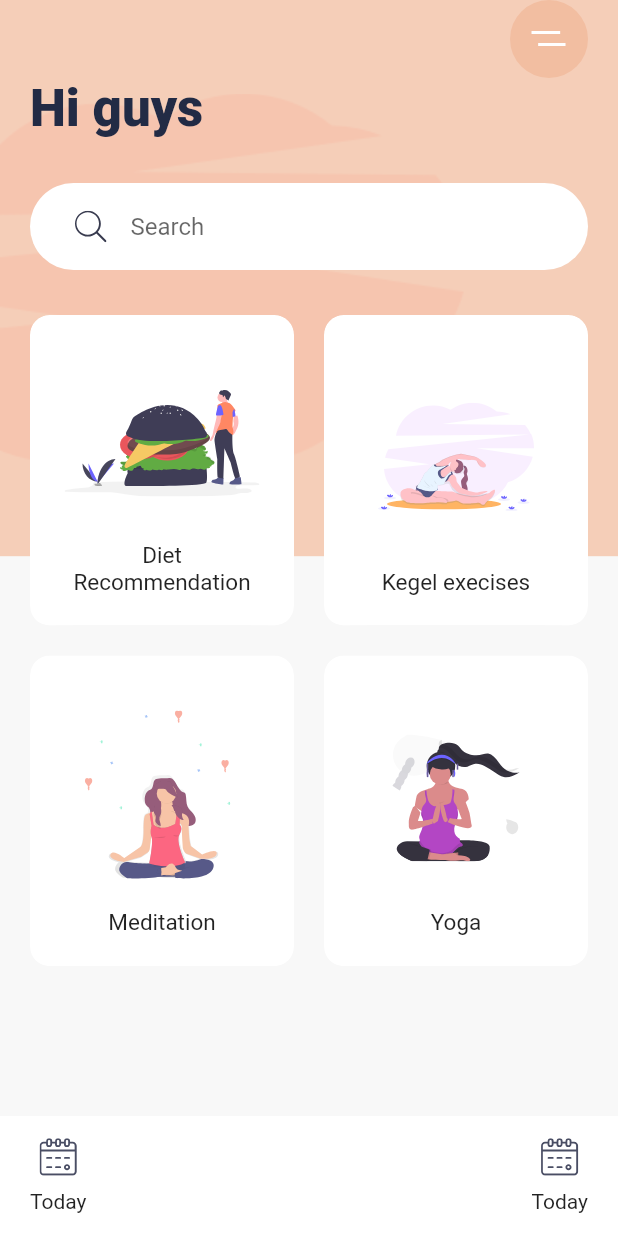
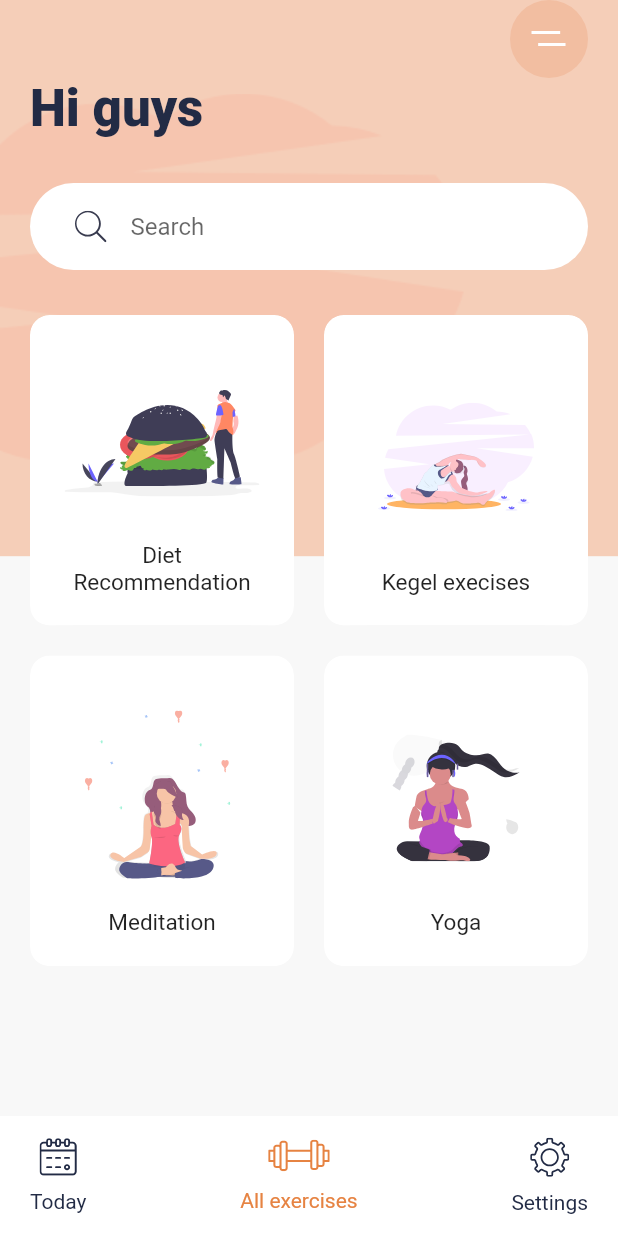
Before and after one commit to hoursing/workout-exercises-app, a Flutter app: the screen it shows after launch, on a phone screen of 412 x 824 dp. Run offline on Flutter 3.47's test engine with Material 2 defaults, Android fonts, the light colour scheme and no system bars; our stand-ins replace flutter_svg.

Commit message:
Add bottom nav bar

```diff
--- a/lib/main.dart
+++ b/lib/main.dart
@@ -1,7 +1,8 @@
 import 'package:flutter/material.dart';
 import 'package:flutter_svg/svg.dart';
 import 'package:workout_daily/const.dart';
-import 'package:workout_daily/widgets/categorycard.dart';
+import 'package:workout_daily/widgets/button_nav_bar.dart';
+import 'package:workout_daily/widgets/category_card.dart';
 
 void main() {
   runApp(const MyApp());
@@ -33,15 +34,7 @@ class HomeScreen extends StatelessWidget {
     var size = MediaQuery.of(context).size;
 
     return Scaffold(
-      bottomNavigationBar: Container(
-          padding: const EdgeInsets.symmetric(horizontal: 20, vertical: 10),
-          height: 80,
-          color: Colors.white,
-          child: Row(
-            mainAxisAlignment: MainAxisAlignment.spaceBetween,
-            children: const <Widget>[
-              BottomnNavItem(),
-              BottomnNavItem()])),
+      bottomNavigationBar: BottomNavBar(),
       body: Stack(
         children: <Widget>[
           Container(
@@ -99,22 +92,22 @@ class HomeScreen extends StatelessWidget {
                         crossAxisSpacing: 20,
                         mainAxisSpacing: 20,
                         children: <Widget>[
-                          ProductCatgory(
+                          CategoryCard(
                             title: "Diet Recommendation",
                             svgSrc: "assets/icons/Hamburger.svg",
                             press: () {},
                           ),
-                          ProductCatgory(
+                          CategoryCard(
                             title: "Kegel execises",
                             svgSrc: "assets/icons/Excrecises.svg",
                             press: () {},
                           ),
-                          ProductCatgory(
+                          CategoryCard(
                             title: "Meditation",
                             svgSrc: "assets/icons/Meditation.svg",
                             press: () {},
                           ),
-                          ProductCatgory(
+                          CategoryCard(
                             title: "Yoga",
                             svgSrc: "assets/icons/yoga.svg",
                             press: () {},
@@ -131,21 +124,23 @@ class HomeScreen extends StatelessWidget {
   }
 }
 
-class BottomnNavItem extends StatelessWidget {
-  const BottomnNavItem({
+class BottomNavBar extends StatelessWidget {
+  const BottomNavBar({
     Key? key,
   }) : super(key: key);
 
   @override
   Widget build(BuildContext context) {
-    return GestureDetector(
-      onTap: () {},
-      child: Column(
-          mainAxisAlignment: MainAxisAlignment.spaceAround,
-          children: <Widget>[
-            SvgPicture.asset("assets/icons/calendar.svg"),
-            Text("Today")
-          ]),
-    );
+    return Container(
+        padding: const EdgeInsets.symmetric(horizontal: 20, vertical: 10),
+        height: 80,
+        color: Colors.white,
+        child: Row(
+          mainAxisAlignment: MainAxisAlignment.spaceBetween,
+          children: const <Widget>[
+            BottomNavItem(title: "Today", svgSrc: "assets/icons/calendar.svg", isActive: false),
+            BottomNavItem(title: "All exercises", svgSrc: "assets/icons/gym.svg", isActive: true),
+            BottomNavItem(title: "Settings", svgSrc: "assets/icons/Settings.svg", isActive: false)
+            ]));
   }
 }
--- /dev/null
+++ b/lib/widgets/button_nav_bar.dart
@@ -0,0 +1,65 @@
+import 'package:flutter/material.dart';
+import 'package:flutter_svg/svg.dart';
+import 'package:workout_daily/const.dart';
+
+class BottomNavBar extends StatelessWidget {
+  const BottomNavBar({
+    Key? key,
+  }) : super(key: key);
+
+  @override
+  Widget build(BuildContext context) {
+    return Container(
+        padding: const EdgeInsets.symmetric(horizontal: 20, vertical: 10),
+        height: 80,
+        color: Colors.white,
+        child: Row(
+            mainAxisAlignment: MainAxisAlignment.spaceBetween,
+            children: const <Widget>[
+              BottomNavItem(
+                  title: "Today",
+                  svgSrc: "assets/icons/calendar.svg",
+                  isActive: false),
+              BottomNavItem(
+                  title: "All exercises",
+                  svgSrc: "assets/icons/gym.svg",
+                  isActive: true),
+              BottomNavItem(
+                  title: "Settings",
+                  svgSrc: "assets/icons/Settings.svg",
+                  isActive: false)
+            ]));
+  }
+}
+
+class BottomNavItem extends StatelessWidget {
+  final String svgSrc;
+  final String title;
+  final Function()? press;
+  final bool isActive;
+
+  const BottomNavItem(
+      {Key? key,
+      required this.svgSrc,
+      required this.title,
+      required this.isActive,
+      this.press})
+      : super(key: key);
+
+  @override
+  Widget build(BuildContext context) {
+    return GestureDetector(
+      onTap: press,
+      child: Column(
+          mainAxisAlignment: MainAxisAlignment.spaceAround,
+          children: <Widget>[
+            SvgPicture.asset(svgSrc,
+                color: isActive ? vActiveIconColor : vTextColor),
+            Text(
+              title,
+              style: TextStyle(color: isActive ? vActiveIconColor : vTextColor),
+            )
+          ]),
+    );
+  }
+}
--- a/lib/widgets/categorycard.dart
+++ b/lib/widgets/category_card.dart
@@ -2,16 +2,16 @@ import 'package:flutter/material.dart';
 import 'package:flutter_svg/svg.dart';
 import 'package:workout_daily/const.dart';
 
-class ProductCatgory extends StatelessWidget {
+class CategoryCard extends StatelessWidget {
   final String svgSrc;
   final String title;
   final Function() press;
 
-  const ProductCatgory({
+  const CategoryCard({
     Key? key,
     required this.svgSrc,
     required this.title,
-    required this.press,
+    required this.press
   }) : super(key: key);
 
   @override
@@ -23,6 +23,7 @@ class ProductCatgory extends StatelessWidget {
         decoration: BoxDecoration(
             color: Colors.white,
             borderRadius: BorderRadius.circular(13),
+            // ignore: prefer_const_literals_to_create_immutables
             boxShadow: [
               BoxShadow(
                   offset: Offset(0, 17),
```
